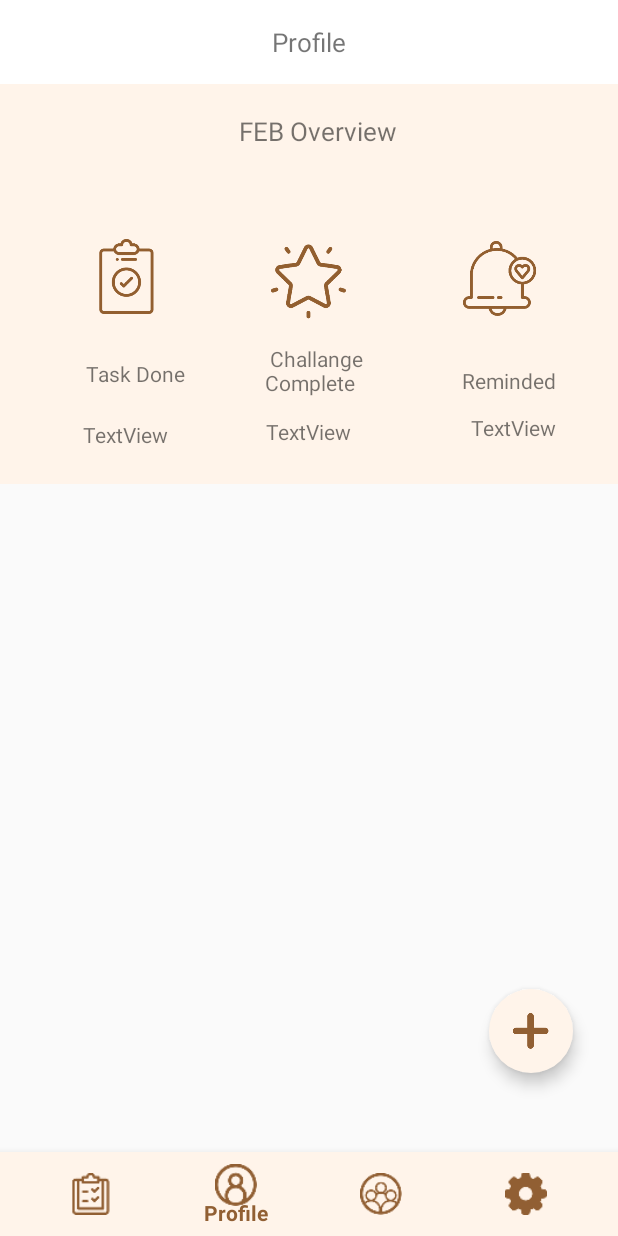
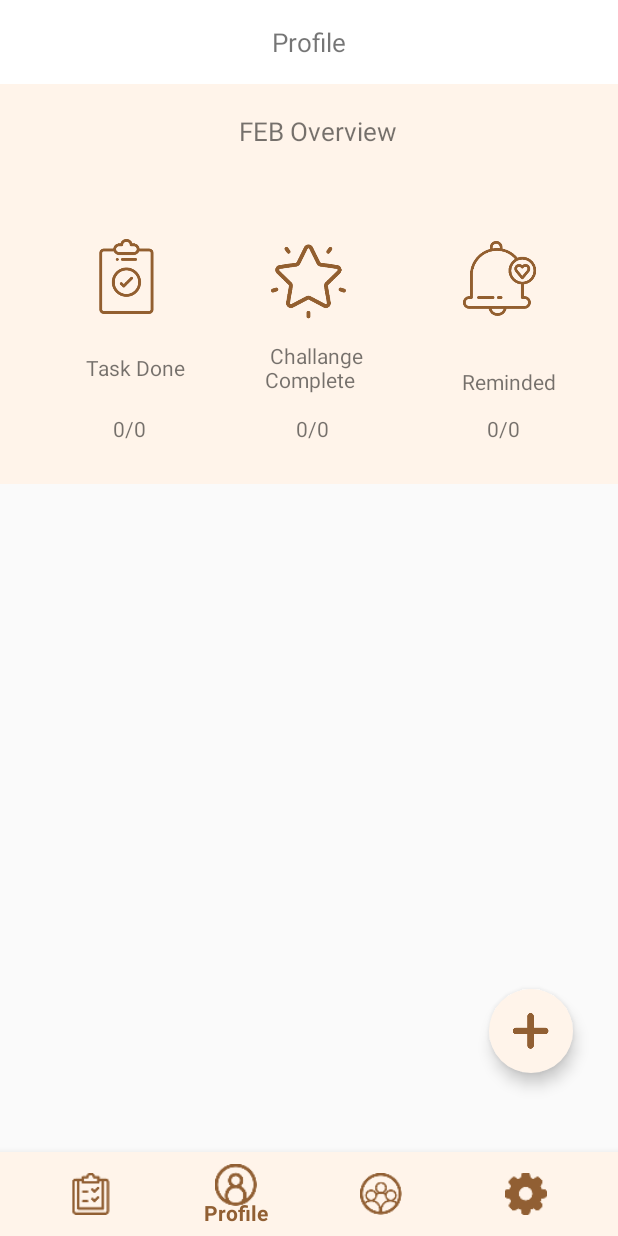
Before and after one commit to pptl/adPJ, an Android app: the screen it shows after launch (MainActivity), item 2 of the bottom bar chosen, on a phone screen of 412 x 824 dp. Run offline under Robolectric (Android 15) with nearby library versions, the light colour scheme and no system bars; our stand-ins replace Room's generated code; libraries missing offline, so code that uses them is left out: android.arch.persistence.

Commit message:
update profile.xml & profile.java
xml:update View
java:update data set

```diff
--- a/androidFile/app/src/main/java/com/example/shuafeia/profile.java
+++ b/androidFile/app/src/main/java/com/example/shuafeia/profile.java
@@ -1,17 +1,74 @@
 package com.example.shuafeia;
+import android.arch.lifecycle.Observer;
+import android.arch.lifecycle.ViewModelProviders;
 import android.os.Bundle;
 import android.support.annotation.Nullable;
 import android.support.v4.app.Fragment;
+import android.util.Log;
 import android.view.LayoutInflater;
 import android.view.View;
 import android.view.ViewGroup;
+import android.widget.TextView;
+
+import com.example.Room1.Event;
+import com.example.Room1.EventViewModel;
+
+import java.util.ArrayList;
+import java.util.List;
 
 public class profile extends Fragment {
+
+    private TextView Task_textView,Challange_textView,Reminded_textView;
+    private EventViewModel mEventViewModel;
+
+
     @Nullable
     @Override
     public View onCreateView(LayoutInflater inflater, @Nullable ViewGroup container, @Nullable Bundle savedInstanceState) {
 
+        View RootView = inflater.inflate(R.layout.fragment_profile, container, false);
 
-        return inflater.inflate(R.layout.fragment_profile, null);
+        Task_textView = RootView.findViewById(R.id.friend_task_done_count_textview);
+        Challange_textView = RootView.findViewById(R.id.friend_challange_complete_count_textview);
+        Reminded_textView = RootView.findViewById(R.id.friend_reminded_count_textview);
+
+        mEventViewModel = ViewModelProviders.of(this).get(EventViewModel.class);
+        mEventViewModel.getAllEvent().observe(this, new Observer<List<Event>>() {
+            @Override
+            public void onChanged(@Nullable final List<Event> events) {
+                // Update the cached copy of the words in the adapter.
+                int i;
+                int Task_Number=0,Task_Finish=0,Challange_Number=0,Challange_Finish=0,Reminded_Number=0,Remind_Finish=0;
+                for (i = 0; i < events.size(); i++) {
+                    Log.d("Profile", "i: " + i);
+                    if (events.get(i).getType().equals("Task") && events.get(i).isFinish()) {
+                        Task_Number++;
+                        Task_Finish++;
+                    } else if (events.get(i).getType().equals("Task")) {
+                        Task_Number++;
+                    }
+                    if (events.get(i).getType().equals("Challange") && events.get(i).isFinish()) {
+                        Challange_Number++;
+                        Challange_Finish++;
+                    } else if (events.get(i).getType().equals("Challenge")) {
+                        Challange_Number++;
+                    }
+                    if (events.get(i).isRemind() && events.get(i).isRemind_friend()) {
+                        Reminded_Number++;
+                        Remind_Finish++;
+                    } else if (events.get(i).isRemind()) {
+                        Reminded_Number++;
+                    }
+                }
+                Task_textView.setText(Integer.toString(Task_Finish) + "/" + Integer.toString(Task_Number));
+                Challange_textView.setText(Integer.toString(Challange_Finish) + "/" + Integer.toString(Challange_Number));
+                Reminded_textView.setText(Integer.toString(Remind_Finish) + "/" + Integer.toString(Reminded_Number));
+                Log.d("Profile","Task Number:"+Task_Finish + "/"+Task_Number + " Challange:"+Challange_Finish+"/"+Challange_Number+" Remind:"+Remind_Finish+"/"+Reminded_Number);
+            }
+        });
+
+
+
+        return RootView;
     }
 }
--- a/androidFile/app/src/main/res/layout/fragment_profile.xml
+++ b/androidFile/app/src/main/res/layout/fragment_profile.xml
@@ -103,26 +103,28 @@
             android:layout_alignParentEnd="true"
             android:layout_alignParentRight="true"
             android:layout_alignParentBottom="true"
-            android:layout_marginEnd="41dp"
-            android:layout_marginRight="41dp"
-            android:layout_marginBottom="28dp"
-            android:text="TextView" />
+            android:layout_centerInParent="true"
+            android:layout_marginEnd="65dp"
+            android:layout_marginRight="65dp"
+            android:layout_marginBottom="27dp"
+            android:text="@string/profile_default_number" />
 
         <TextView
             android:id="@+id/friend_challange_complete_count_textview"
             android:layout_width="wrap_content"
             android:layout_height="wrap_content"
             android:layout_alignParentBottom="true"
-            android:layout_marginStart="65dp"
-            android:layout_marginLeft="65dp"
-            android:layout_marginEnd="69dp"
-            android:layout_marginRight="69dp"
-            android:layout_marginBottom="25dp"
+            android:layout_centerInParent="true"
+            android:layout_marginStart="100dp"
+            android:layout_marginLeft="100dp"
+            android:layout_marginEnd="58dp"
+            android:layout_marginRight="58dp"
+            android:layout_marginBottom="27dp"
             android:layout_toStartOf="@+id/friend_reminded_count_textview"
             android:layout_toLeftOf="@+id/friend_reminded_count_textview"
             android:layout_toEndOf="@+id/friend_task_done_count_textview"
             android:layout_toRightOf="@+id/friend_task_done_count_textview"
-            android:text="TextView" />
+            android:text="@string/profile_default_number" />
 
         <TextView
             android:id="@+id/friend_task_done_count_textview"
@@ -131,10 +133,11 @@
             android:layout_alignParentStart="true"
             android:layout_alignParentLeft="true"
             android:layout_alignParentBottom="true"
-            android:layout_marginStart="55dp"
-            android:layout_marginLeft="55dp"
-            android:layout_marginBottom="23dp"
-            android:text="TextView" />
+            android:layout_centerInParent="true"
+            android:layout_marginStart="75dp"
+            android:layout_marginLeft="75dp"
+            android:layout_marginBottom="27dp"
+            android:text="@string/profile_default_number" />
 
         <TextView
             android:id="@+id/friend_reminded_textview"
```
